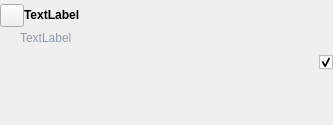
The window that ui/beat_widget.ui (zkovari/plotlyst) describes before a commit, drawn with Qt 5.
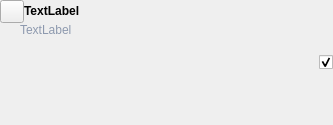
The same window after the commit. The open tabs and pages were chosen to show the change. Custom widgets are drawn as their Qt base class.

Commit message: align top

```diff
--- a/ui/beat_widget.ui
+++ b/ui/beat_widget.ui
@@ -76,7 +76,7 @@
        </item>
       </layout>
      </item>
-     <item>
+     <item alignment="Qt::AlignTop">
       <widget class="QStackedWidget" name="stackedWidget">
        <property name="sizePolicy">
         <sizepolicy hsizetype="Preferred" vsizetype="Maximum">
```
Left out of the diff: 2 changed lines with no effect on the pictures.
